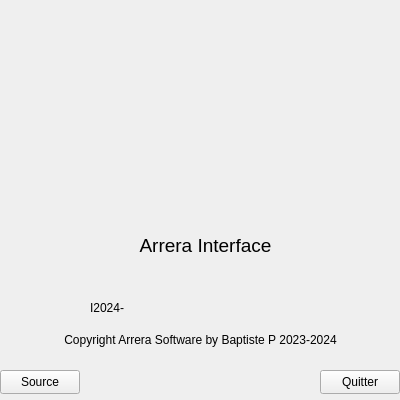
The window that carreraapropos.ui (Arrera-Software/Arrera-Interface) describes before a commit, drawn with Qt 5.
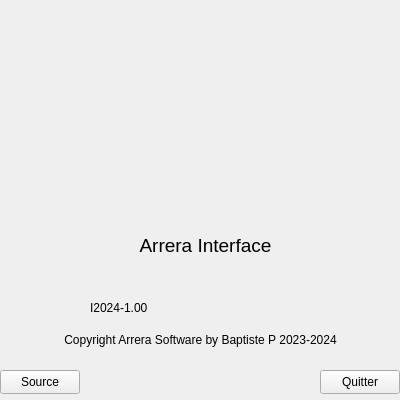
The same window after the commit. Icons and pictures are not drawn.

Commit message: Ajout numero de version

The edit to the form file:
```diff
--- a/carreraapropos.ui
+++ b/carreraapropos.ui
@@ -88,7 +88,7 @@
      </rect>
     </property>
     <property name="text">
-     <string>I2024-</string>
+     <string>I2024-1.00</string>
     </property>
    </widget>
    <widget class="QLabel" name="IDC_COPYWRITE">
```
The commit also changes 1 other file.
